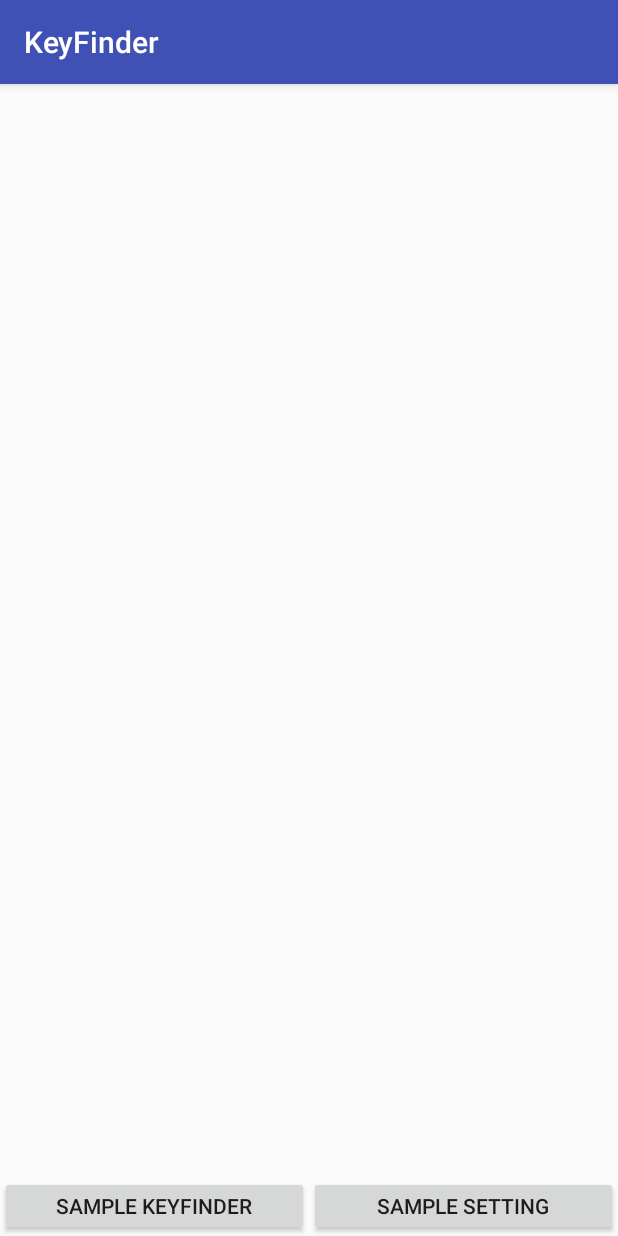
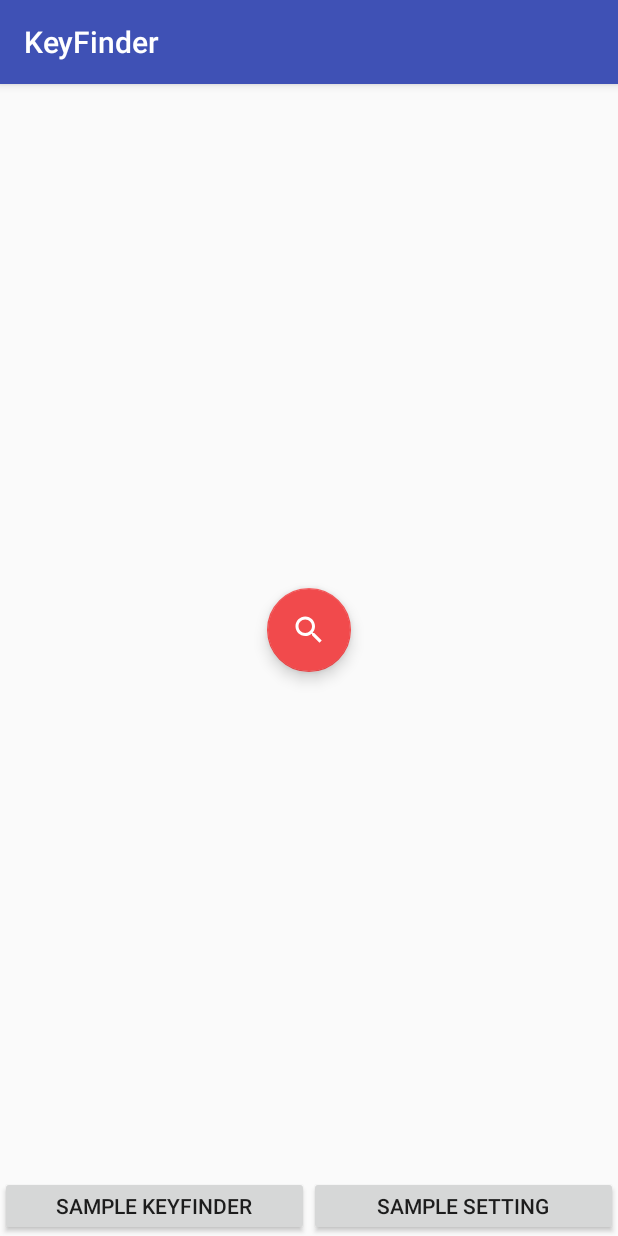
Before and after one commit to BLHack-IOT-Enthusiast/KeyFinder, an Android app: the screen it shows after launch (MainActivity), on a phone screen of 412 x 824 dp. Run offline under Robolectric (Android 15) with nearby library versions, the phone set to English and light mode, and no system bars; our stand-ins replace data binding; libraries missing offline, so code that uses them is left out: org.altbeacon.beacon; 3 statements that could not run were skipped.

Commit message:
Skeleton key finder fragment view.

```diff
--- a/app/build.gradle
+++ b/app/build.gradle
@@ -1,8 +1,7 @@
 apply plugin: 'com.android.application'
-
 apply plugin: 'kotlin-android'
-
 apply plugin: 'kotlin-android-extensions'
+apply plugin: 'kotlin-kapt'
 
 android {
     compileSdkVersion 26
@@ -20,6 +19,10 @@ android {
             proguardFiles getDefaultProguardFile('proguard-android.txt'), 'proguard-rules.pro'
         }
     }
+
+    dataBinding {
+        enabled true
+    }
 }
 
 dependencies {
@@ -31,5 +34,8 @@ dependencies {
     androidTestImplementation 'com.android.support.test:runner:1.0.1'
     androidTestImplementation 'com.android.support.test.espresso:espresso-core:3.0.1'
 
-    compile 'org.altbeacon:android-beacon-library:2+'
+    kapt 'com.android.databinding:compiler:3.0.0'
+
+    compile 'com.android.support:design:26.1.0'
+    compile 'org.altbeacon:android-beacon-library:2.12.3'
 }
--- a/app/src/main/java/com/bukalapak/keyfinder/KeyFinderFragment.kt
+++ b/app/src/main/java/com/bukalapak/keyfinder/KeyFinderFragment.kt
@@ -1,10 +1,12 @@
 package com.bukalapak.keyfinder
 
+import android.databinding.DataBindingUtil
 import android.os.Bundle
 import android.support.v4.app.Fragment
 import android.view.LayoutInflater
 import android.view.View
 import android.view.ViewGroup
+import com.bukalapak.keyfinder.databinding.FragmentKeyFinderBinding
 
 /**
  * Created on : November/17/2017
@@ -14,9 +16,11 @@ import android.view.ViewGroup
  */
 class KeyFinderFragment : Fragment() {
 
+    private lateinit var binding: FragmentKeyFinderBinding
+
     override fun onCreateView(inflater: LayoutInflater?, container: ViewGroup?, savedInstanceState: Bundle?): View? {
-        return super.onCreateView(inflater, container, savedInstanceState)
+        binding = DataBindingUtil.inflate(layoutInflater, R.layout.fragment_key_finder, container, false)
+
+        return binding.root
     }
-
-
 }
--- /dev/null
+++ b/app/src/main/res/drawable/ic_search_white_24dp.xml
@@ -0,0 +1,9 @@
+<vector xmlns:android="http://schemas.android.com/apk/res/android"
+        android:width="24dp"
+        android:height="24dp"
+        android:viewportWidth="24.0"
+        android:viewportHeight="24.0">
+    <path
+        android:fillColor="#FFFFFFFF"
+        android:pathData="M15.5,14h-0.79l-0.28,-0.27C15.41,12.59 16,11.11 16,9.5 16,5.91 13.09,3 9.5,3S3,5.91 3,9.5 5.91,16 9.5,16c1.61,0 3.09,-0.59 4.23,-1.57l0.27,0.28v0.79l5,4.99L20.49,19l-4.99,-5zM9.5,14C7.01,14 5,11.99 5,9.5S7.01,5 9.5,5 14,7.01 14,9.5 11.99,14 9.5,14z"/>
+</vector>
--- /dev/null
+++ b/app/src/main/res/layout/fragment_key_finder.xml
@@ -0,0 +1,18 @@
+<?xml version="1.0" encoding="utf-8"?>
+<layout xmlns:app="http://schemas.android.com/apk/res-auto"
+    xmlns:tools="http://schemas.android.com/tools"
+    xmlns:android="http://schemas.android.com/apk/res/android">
+
+    <RelativeLayout
+        android:layout_width="match_parent"
+        android:layout_height="match_parent">
+
+        <android.support.design.widget.FloatingActionButton
+            android:id="@+id/search_button"
+            android:layout_width="wrap_content"
+            android:layout_height="wrap_content"
+            android:layout_centerInParent="true"
+            android:src="@drawable/ic_search_white_24dp" />
+
+    </RelativeLayout>
+</layout>
--- a/app/src/main/res/values/colors.xml
+++ b/app/src/main/res/values/colors.xml
@@ -2,5 +2,5 @@
 <resources>
     <color name="colorPrimary">#3F51B5</color>
     <color name="colorPrimaryDark">#303F9F</color>
-    <color name="colorAccent">#FF4081</color>
+    <color name="colorAccent">#F14A4C</color>
 </resources>
```
